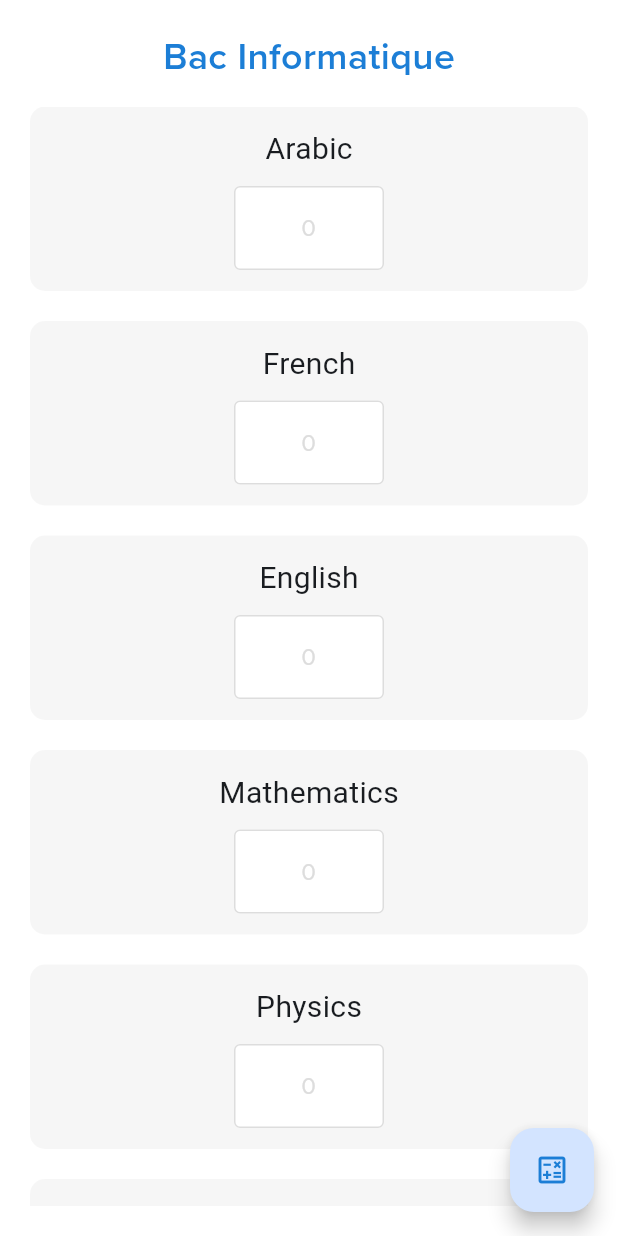
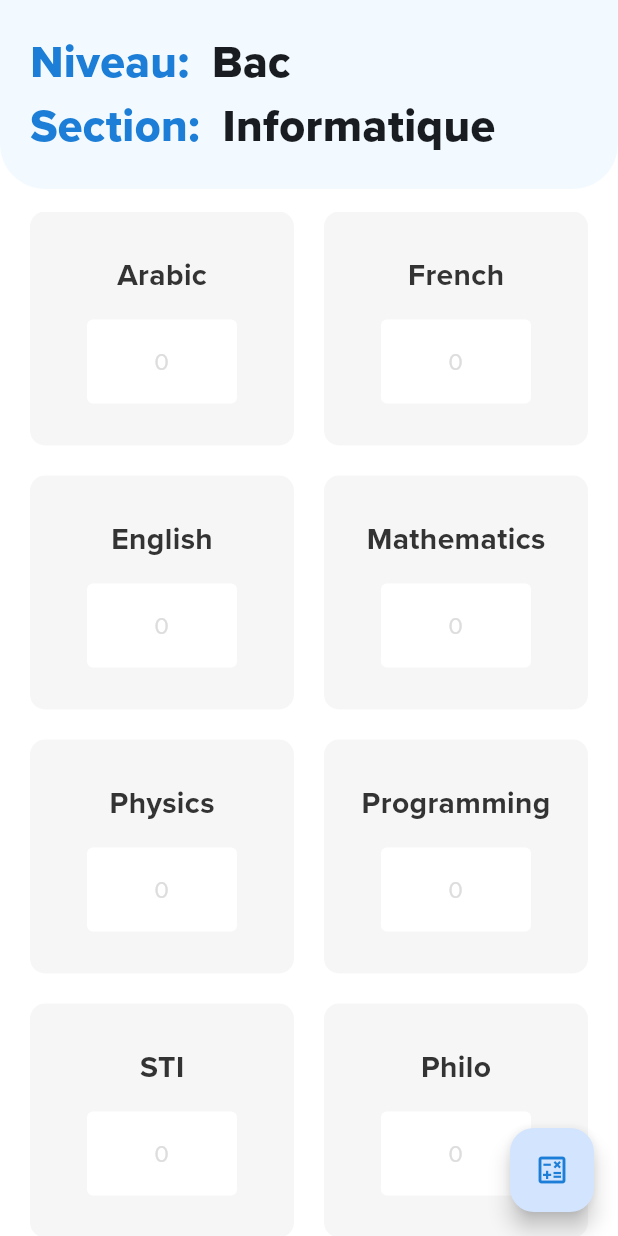
Before and after one commit to Tamrawii/najahni, a Flutter app: the CalculatorScreen screen opened by its route, on a phone screen of 412 x 824 dp. Run offline on Flutter 3.47's test engine with Material 3 defaults, Android fonts, the phone set to English and light mode, and no system bars; our stand-ins replace go_router, google_fonts, hexcolor, isar; missing offline and left inert: arabic_font, circular_seek_bar; accounts and stored records are empty; generated files the repository leaves out were written again; statements that could not run were skipped.

Commit message:
Fixed grade calc screen

```diff
--- a/lib/core/models/classes/info_bac.dart
+++ b/lib/core/models/classes/info_bac.dart
@@ -1,16 +1,16 @@
 class BacInfo {
-  List<List<Object>> bacInfo = [
-    ["Arabic", 1],
-    ["French", 1],
-    ["English", 1],
-    ["Mathematics", 3],
-    ["Physics", 3],
-    ["Programming", 3],
-    ["STI", 3],
-    ["Philo", 1],
-    ["Option", 1],
-    ["Sport", 1],
-    ["total", 18]
+  List<String>bacInfo = [
+    "Arabic",
+    "French",
+    "English",
+    "Mathematics",
+    "Physics",
+    "Programming",
+    "STI",
+    "Philo",
+    "Option",
+    "Sport",
+    "total",
   ];
 
   String calcMoyenne(ar, fr, eng, phy, math, prog, sti, opt, philo, sport, total){
--- a/lib/core/utils/api.dart
+++ b/lib/core/utils/api.dart
@@ -2,12 +2,12 @@ import 'package:http/http.dart' as http;
 import 'dart:convert';
 
 Future getQuote() async {
-  var url = Uri.parse('https://api.quotable.io/random?tags=motivational');
+  var url = Uri.parse('https://api.adviceslip.com/advice');
   var response = await http.get(url);
 
   if (response.statusCode == 200) {
     var body = jsonDecode(response.body);
-    String content = body["content"];
+    // String content = body["a"];
     return body;
   } else {
     return response.statusCode;
--- a/lib/presentation/screens/calculator/calculator.dart
+++ b/lib/presentation/screens/calculator/calculator.dart
@@ -35,27 +35,77 @@ class _CalculatorScreenState extends State<CalculatorScreen> {
   Widget build(BuildContext context) {
     BacInfo bacInfo = BacInfo();
 
-    return Scaffold(
+    return Container(
+      color: AppColors.blue3.withOpacity(0.5),
+      child: SafeArea(
+        left: false,
+        right: false,
+        bottom: false,
+        child: Scaffold(
           backgroundColor: Colors.white,
-      body: SafeArea(
-        child: Padding(
-          padding: const EdgeInsets.all(20.0),
+          body: Column(
+            children: [
+              Container(
+                decoration: BoxDecoration(
+                  color: AppColors.blue3.withOpacity(0.5),
+                  borderRadius: const BorderRadius.only(bottomLeft: Radius.circular(30), bottomRight: Radius.circular(30))
+                ),
+                child: const Padding(
+                  padding: EdgeInsets.all(20.0),
                   child: Column(
                     children: [
-              const Text("Bac Informatique", style: TextStyle(
+                      Row(
+                    children: [
+                      Text("Niveau:", style: TextStyle(
                         fontFamily: "Spring",
-                fontWeight: FontWeight.w600,
-                fontSize: 25,
+                        fontWeight: FontWeight.w800,
+                        fontSize: 30,
                         color: AppColors.blue1,
                       ),),
+                      SizedBox(width: 15,),
+                      Text("Bac", style: TextStyle(
+                        fontFamily: "Spring",
+                        fontWeight: FontWeight.w800,
+                        fontSize: 30,
+                        // color: AppColors.blue1,
+                      ),),
+                    ],
+                  ),
+                  Row(
+                    children: [
+                      Text("Section:", style: TextStyle(
+                        fontFamily: "Spring",
+                        fontWeight: FontWeight.w800,
+                        fontSize: 30,
+                        color: AppColors.blue1,
+                      ),),
+                      SizedBox(width: 15,),
+                      Text("Informatique", style: TextStyle(
+                        fontFamily: "Spring",
+                        fontWeight: FontWeight.w800,
+                        fontSize: 30,
+                        // color: AppColors.blue1,
+                      ),),
+                    ],
+                  ),
+                    ],
+                  ),
+
+            ),
+              ),
               const SizedBox(
                 height: 15,
               ),
               Expanded(
-                child: ListView.builder(
+                child: GridView.count(
                   physics: const BouncingScrollPhysics(),
-                  itemCount: bacInfo.bacInfo.length - 1,
-                  itemBuilder: (context, index) {
+                  crossAxisCount: 2,
+                  crossAxisSpacing: 20,
+                  // mainAxisSpacing: 10,
+                  // childAspectRatio: 2,
+                  padding: const EdgeInsets.symmetric(horizontal: 20),
+
+                  children: List.generate(bacInfo.bacInfo.length-1, (index) {
                     return Container(
                       margin: const EdgeInsets.only(bottom: 20),
                       padding: const EdgeInsets.all(14),
@@ -64,11 +114,16 @@ class _CalculatorScreenState extends State<CalculatorScreen> {
                         borderRadius: BorderRadius.circular(10),
                       ),
                       child: Column(
+                        crossAxisAlignment: CrossAxisAlignment.center,
+                        mainAxisAlignment: MainAxisAlignment.center,
                         children: [
-                          Text(bacInfo.bacInfo[index][0].toString(), style: const TextStyle(
+                          Text(bacInfo.bacInfo[index].toString(), style: TextStyle(
                             fontSize: 20,
+                            color: HexColor("333333"),
+                            fontFamily: "Spring",
+                            fontWeight: FontWeight.bold,
                           ),),
-                          const SizedBox(height: 10,),
+                          const SizedBox(height: 15,),
                           SizedBox(
                             width: 100,
                             child: TextField(
@@ -82,8 +137,8 @@ class _CalculatorScreenState extends State<CalculatorScreen> {
                               decoration: InputDecoration(
                                 filled: true,
                                 fillColor: Colors.white,
-                                enabledBorder: OutlineInputBorder(
-                                  borderSide: BorderSide(color: HexColor("DDDDDD")),
+                                enabledBorder: const OutlineInputBorder(
+                                  borderSide: BorderSide.none,
                                 ),
                                 border: const OutlineInputBorder(
                                   borderSide: BorderSide(color: AppColors.blue1),
@@ -100,13 +155,11 @@ class _CalculatorScreenState extends State<CalculatorScreen> {
                         ],
                       ),
                     );
-                  },
+                  }),
 
                 ),
               ),
             ],
-          ),
-        ),
           ),
           floatingActionButton: FloatingActionButton(onPressed: (){
              BacInfo bacInfo = BacInfo();
@@ -115,6 +168,8 @@ class _CalculatorScreenState extends State<CalculatorScreen> {
 
                     print(moy);
           }, child: const Icon(Icons.calculate_outlined, color: AppColors.blue1,),),
+        ),
+      ),
     );
   }
 }
--- a/lib/presentation/screens/choose_lang/widgets/lang_button.dart
+++ b/lib/presentation/screens/choose_lang/widgets/lang_button.dart
@@ -8,9 +8,9 @@ langButton(isSelected, text, img) {
     child: ElevatedButton(
       onPressed: () {},
       style: ButtonStyle(
-          shadowColor: const MaterialStatePropertyAll(Colors.transparent),
-          backgroundColor: const MaterialStatePropertyAll<Color>(Colors.white),
-          shape: MaterialStatePropertyAll<RoundedRectangleBorder>(
+          shadowColor: const WidgetStatePropertyAll(Colors.transparent),
+          backgroundColor: const WidgetStatePropertyAll<Color>(Colors.white),
+          shape: WidgetStatePropertyAll<RoundedRectangleBorder>(
               RoundedRectangleBorder(
                   borderRadius: BorderRadius.circular(15),
                   side: BorderSide(
--- a/lib/presentation/screens/home/home_screen.dart
+++ b/lib/presentation/screens/home/home_screen.dart
@@ -128,7 +128,7 @@ class _HomeScreenState extends State<HomeScreen> {
                                       height: 15,
                                     ),
                                     Text(
-                                      '"${context.watch<DbProvider>().quote["content"]}"',
+                                      '"${context.watch<DbProvider>().quote["slip"]["advice"]}"',
                                       style: GoogleFonts.merriweather(
                                         fontSize: 22,
                                       ),
@@ -147,26 +147,6 @@ class _HomeScreenState extends State<HomeScreen> {
                                               Icons.favorite_outline_rounded,
                                               color: HexColor("FA4C4C"),
                                             )),
-                                        Row(
-                                          children: [
-                                            Container(
-                                              height: 1,
-                                              width: 25,
-                                              color: HexColor("666666"),
-                                            ),
-                                            const SizedBox(
-                                              width: 8,
-                                            ),
-                                            Text(
-                                              context
-                                                  .watch<DbProvider>()
-                                                  .quote["author"],
-                                              style: GoogleFonts.merriweather(
-                                                  fontSize: 15,
-                                                  color: HexColor("666666")),
-                                            )
-                                          ],
-                                        ),
                                       ],
                                     ),
                                   ],
```
Also changed, not shown: pubspec.lock. Lines whose indentation alone changed are shown as unchanged.
